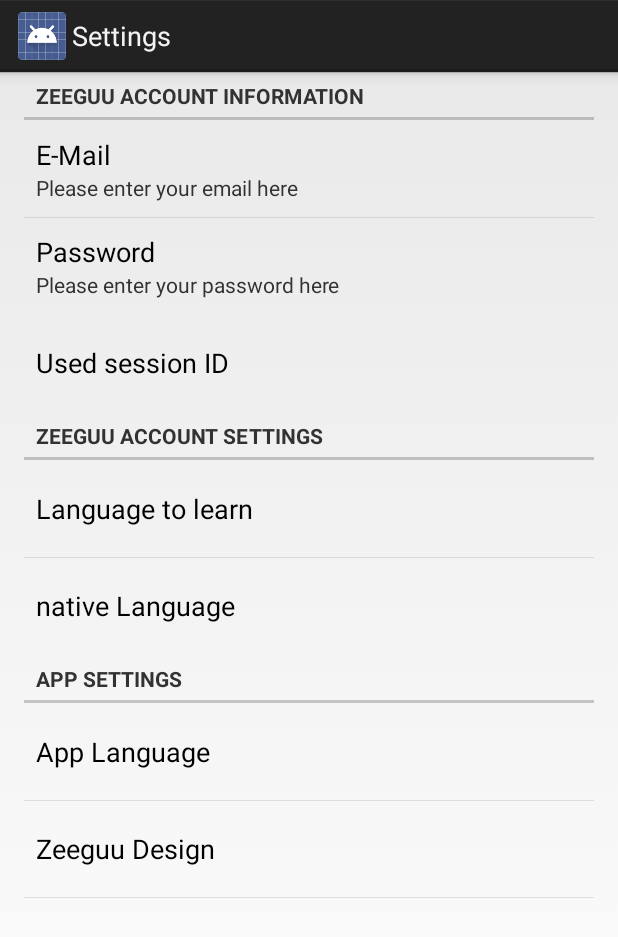
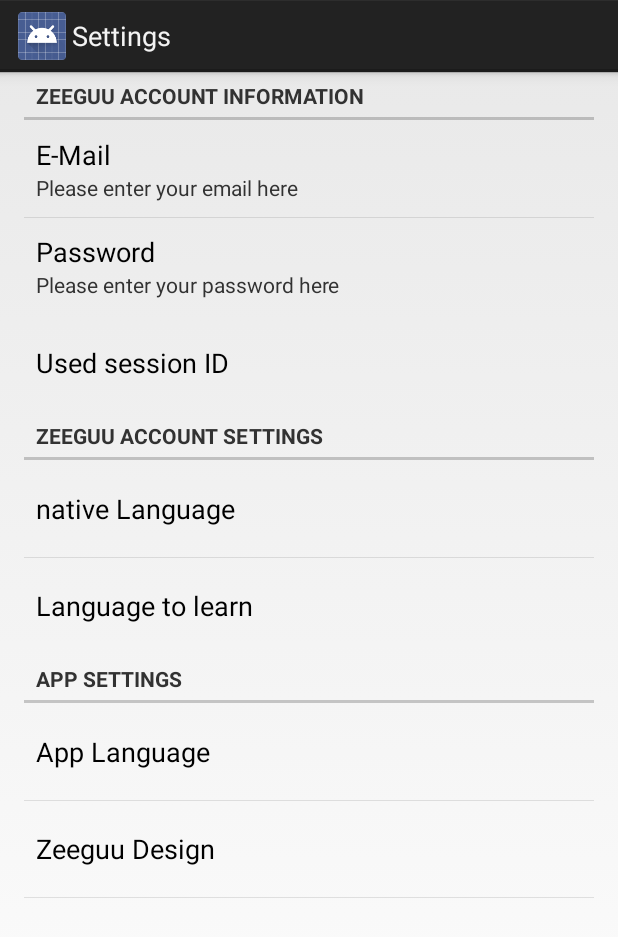
Before and after one commit to SimpleDay/Zeeguu, an Android app: the screen it shows after launch (SettingsActivity), after a tap on "Settings", on a phone screen of 412 x 824 dp. Shown: the top 937 px of the screen. Run offline under Robolectric (Android 15) with nearby library versions, the phone set to English and light mode, and no system bars; 2 other taps on this screen came first.

```diff
--- a/app/src/main/res/xml/preferences.xml
+++ b/app/src/main/res/xml/preferences.xml
@@ -31,14 +31,6 @@
         android:title="@string/category_main_settings">
 
         <ListPreference
-            android:key="@string/preference_learning_language"
-            android:title="@string/learning_language"
-            android:dialogTitle="@string/learning_language_dialog"
-            android:entries="@array/languages"
-            android:entryValues="@array/language_keys"
-            android:defaultValue="@string/language_default" />
-
-        <ListPreference
             android:key="@string/preference_native_language"
             android:title="@string/native_language"
             android:dialogTitle="@string/native_language_dialog"
@@ -46,6 +38,13 @@
             android:entryValues="@array/language_keys"
             android:defaultValue="@string/language_default" />
 
+        <ListPreference
+            android:key="@string/preference_learning_language"
+            android:title="@string/learning_language"
+            android:dialogTitle="@string/learning_language_dialog"
+            android:entries="@array/languages"
+            android:entryValues="@array/language_keys"
+            android:defaultValue="@string/language_default" />
 
     </PreferenceCategory>
 
```
Also changed, not shown: app/src/main/java/ch/unibe/scg/zeeguu/Search_Fragments/Fragment_Text.java (+12 -7 lines).
